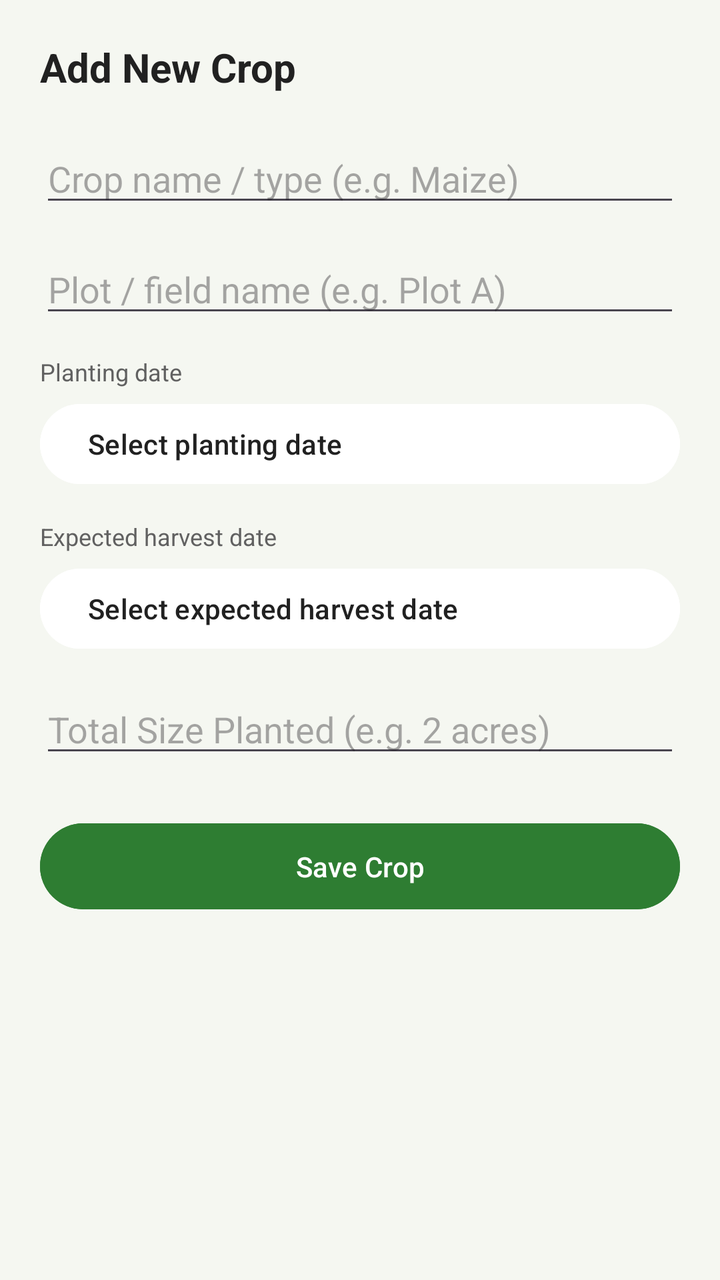
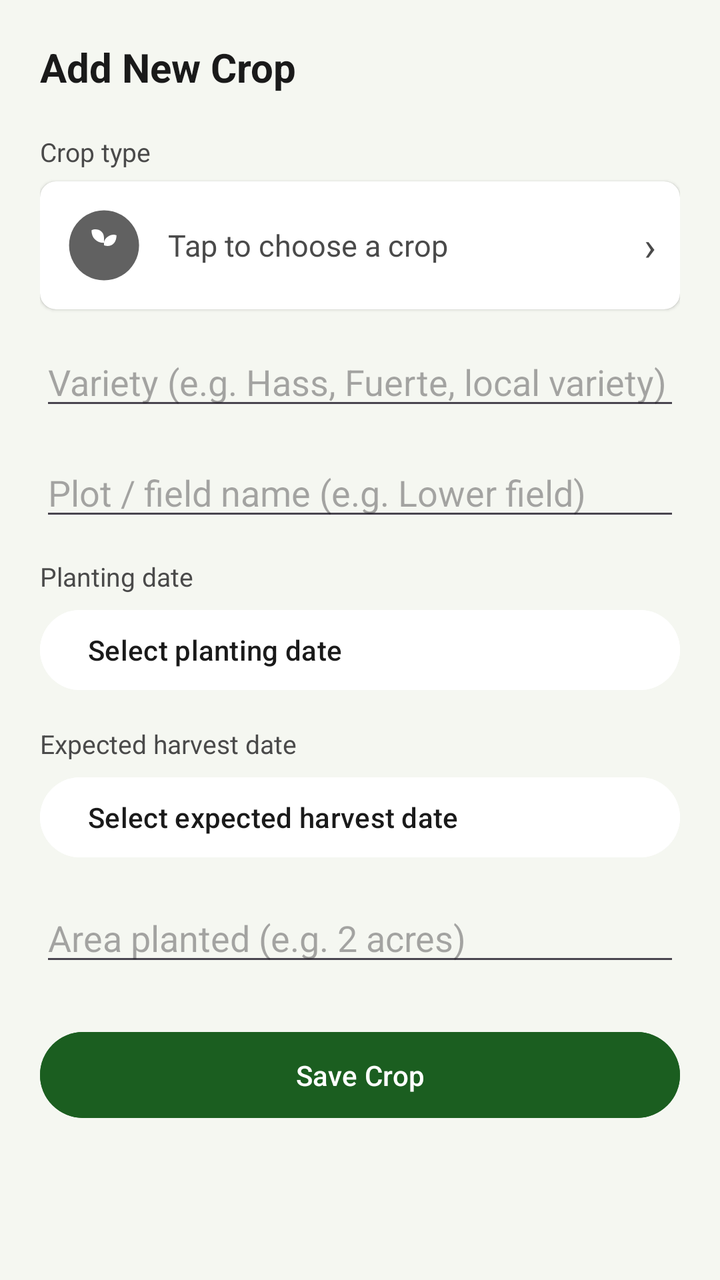

The first picture is an Android layout as it rendered before a commit; the second is the same layout after the commit. The layout source and the unified diff follow.
<!-- AndroidManifest.xml: application theme Theme.CropManagementApp -->
<!-- res/layout/activity_add_crop.xml -->
<?xml version="1.0" encoding="utf-8"?>
<ScrollView xmlns:android="http://schemas.android.com/apk/res/android"
    android:layout_width="match_parent"
    android:layout_height="match_parent"
    android:background="@color/background_light"
    android:fillViewport="true">

    <LinearLayout
        android:layout_width="match_parent"
        android:layout_height="wrap_content"
        android:orientation="vertical"
        android:padding="20dp">

        <TextView
            android:layout_width="wrap_content"
            android:layout_height="wrap_content"
            android:text="Add New Crop"
            android:textColor="@color/text_primary"
            android:textSize="20sp"
            android:textStyle="bold" />

        <EditText
            android:id="@+id/etCropName"
            android:layout_width="match_parent"
            android:layout_height="wrap_content"
            android:layout_marginTop="20dp"
            android:hint="Crop name / type (e.g. Maize)"
            android:inputType="textCapWords" />

        <EditText
            android:id="@+id/etPlotName"
            android:layout_width="match_parent"
            android:layout_height="wrap_content"
            android:layout_marginTop="14dp"
            android:hint="Plot / field name (e.g. Plot A)"
            android:inputType="textCapWords" />

        <TextView
            android:layout_width="wrap_content"
            android:layout_height="wrap_content"
            android:layout_marginTop="14dp"
            android:text="Planting date"
            android:textColor="@color/text_secondary"
            android:textSize="12sp" />

        <Button
            android:id="@+id/btnPlantingDate"
            android:layout_width="match_parent"
            android:layout_height="wrap_content"
            android:layout_marginTop="4dp"
            android:backgroundTint="@color/card_white"
            android:gravity="start|center_vertical"
            android:text="Select planting date"
            android:textColor="@color/text_primary" />

        <TextView
            android:layout_width="wrap_content"
            android:layout_height="wrap_content"
            android:layout_marginTop="14dp"
            android:text="Expected harvest date"
            android:textColor="@color/text_secondary"
            android:textSize="12sp" />

        <Button
            android:id="@+id/btnHarvestDate"
            android:layout_width="match_parent"
            android:layout_height="wrap_content"
            android:layout_marginTop="4dp"
            android:backgroundTint="@color/card_white"
            android:gravity="start|center_vertical"
            android:text="Select expected harvest date"
            android:textColor="@color/text_primary" />

        <EditText
            android:id="@+id/etAreaPlanted"
            android:layout_width="match_parent"
            android:layout_height="wrap_content"
            android:layout_marginTop="14dp"
            android:hint="Total Size Planted (e.g. 2 acres)"
            android:inputType="text" />

        <Button
            android:id="@+id/btnSaveCrop"
            android:layout_width="match_parent"
            android:layout_height="wrap_content"
            android:layout_marginTop="24dp"
            android:backgroundTint="@color/green_primary"
            android:padding="12dp"
            android:text="Save Crop"
            android:textColor="@color/white" />

    </LinearLayout>
</ScrollView>
<!-- resources referenced by this layout -->
<resources>
  <color name="background_light">#F5F7F1</color>
  <color name="card_white">#FFFFFF</color>
  <color name="green_primary">#2E7D32</color>
  <color name="text_primary">#212121</color>
  <color name="text_secondary">#616161</color>
  <color name="white">#FFFFFF</color>
  <style name="Theme.CropManagementApp" parent="Base.Theme.CropManagementApp" />
  <style name="Base.Theme.CropManagementApp" parent="Theme.Material3.DayNight.NoActionBar">
          
          
      </style>
</resources>

<!-- the commit's change to res/layout/activity_add_crop.xml (unified diff, before → after) -->
@@ -19,12 +19,62 @@
             android:textSize="20sp"
             android:textStyle="bold" />
 
-        <EditText
-            android:id="@+id/etCropName"
+        <TextView
+            android:layout_width="wrap_content"
+            android:layout_height="wrap_content"
+            android:layout_marginTop="20dp"
+            android:text="Crop type"
+            android:textColor="@color/text_secondary"
+            android:textSize="13sp" />
+
+        <androidx.cardview.widget.CardView
+            android:id="@+id/cardSelectCrop"
             android:layout_width="match_parent"
             android:layout_height="wrap_content"
-            android:layout_marginTop="20dp"
-            android:hint="Crop name / type (e.g. Maize)"
+            android:layout_marginTop="6dp"
+            xmlns:app="http://schemas.android.com/apk/res-auto"
+            app:cardCornerRadius="8dp"
+            app:cardElevation="1dp">
+
+            <LinearLayout
+                android:layout_width="match_parent"
+                android:layout_height="wrap_content"
+                android:gravity="center_vertical"
+                android:orientation="horizontal"
+                android:padding="12dp">
+
+                <ImageView
+                    android:id="@+id/ivSelectedCropImage"
+                    android:layout_width="40dp"
+                    android:layout_height="40dp"
+                    android:contentDescription="Selected crop image"
+                    android:src="@drawable/ic_cat_other" />
+
+                <TextView
+                    android:id="@+id/tvSelectedCropName"
+                    android:layout_width="0dp"
+                    android:layout_height="wrap_content"
+                    android:layout_marginStart="12dp"
+                    android:layout_weight="1"
+                    android:text="Tap to choose a crop"
+                    android:textColor="@color/text_secondary"
+                    android:textSize="15sp" />
+
+                <TextView
+                    android:layout_width="wrap_content"
+                    android:layout_height="wrap_content"
+                    android:text="›"
+                    android:textColor="@color/text_secondary"
+                    android:textSize="20sp" />
+            </LinearLayout>
+        </androidx.cardview.widget.CardView>
+
+        <EditText
+            android:id="@+id/etVariety"
+            android:layout_width="match_parent"
+            android:layout_height="wrap_content"
+            android:layout_marginTop="14dp"
+            android:hint="Variety (e.g. Hass, Fuerte, local variety)"
             android:inputType="textCapWords" />
 
         <EditText
@@ -32,7 +82,7 @@
             android:layout_width="match_parent"
             android:layout_height="wrap_content"
             android:layout_marginTop="14dp"
-            android:hint="Plot / field name (e.g. Plot A)"
+            android:hint="Plot / field name (e.g. Lower field)"
             android:inputType="textCapWords" />
 
         <TextView
@@ -41,7 +91,7 @@
             android:layout_marginTop="14dp"
             android:text="Planting date"
             android:textColor="@color/text_secondary"
-            android:textSize="12sp" />
+            android:textSize="13sp" />
 
         <Button
             android:id="@+id/btnPlantingDate"
@@ -59,7 +109,7 @@
             android:layout_marginTop="14dp"
             android:text="Expected harvest date"
             android:textColor="@color/text_secondary"
-            android:textSize="12sp" />
+            android:textSize="13sp" />
 
         <Button
             android:id="@+id/btnHarvestDate"
@@ -76,7 +126,7 @@
             android:layout_width="match_parent"
             android:layout_height="wrap_content"
             android:layout_marginTop="14dp"
-            android:hint="Total Size Planted (e.g. 2 acres)"
+            android:hint="Area planted (e.g. 2 acres)"
             android:inputType="text" />
 
         <Button
<!-- resource entries referenced after the edit -->
@@ -2,10 +2,19 @@
 <resources>
   <color name="background_light">#F5F7F1</color>
   <color name="card_white">#FFFFFF</color>
-  <color name="green_primary">#2E7D32</color>
-  <color name="text_primary">#212121</color>
-  <color name="text_secondary">#616161</color>
+  <color name="green_primary">#1B5E20</color>
+  <color name="text_primary">#1A1A1A</color>
+  <color name="text_secondary">#4A4A4A</color>
   <color name="white">#FFFFFF</color>
+  <!-- drawable ic_cat_other (drawable) -->
+  <?xml version="1.0" encoding="utf-8"?>
+  <vector xmlns:android="http://schemas.android.com/apk/res/android"
+      android:width="64dp" android:height="64dp"
+      android:viewportWidth="64" android:viewportHeight="64">
+      <path android:fillColor="#616161" android:pathData="M32,4a28,28 0,1 0,0.1 0z" />
+      <path android:fillColor="#FFFFFF" android:pathData="M32,44 C32,44 32,30 32,26 C32,20 26,18 22,20 C22,26 26,30 32,30" />
+      <path android:fillColor="#FFFFFF" android:pathData="M32,30 C32,26 38,22 42,24 C42,30 38,34 32,32" />
+  </vector>
   <style name="Theme.CropManagementApp" parent="Base.Theme.CropManagementApp" />
   <style name="Base.Theme.CropManagementApp" parent="Theme.Material3.DayNight.NoActionBar">
           
